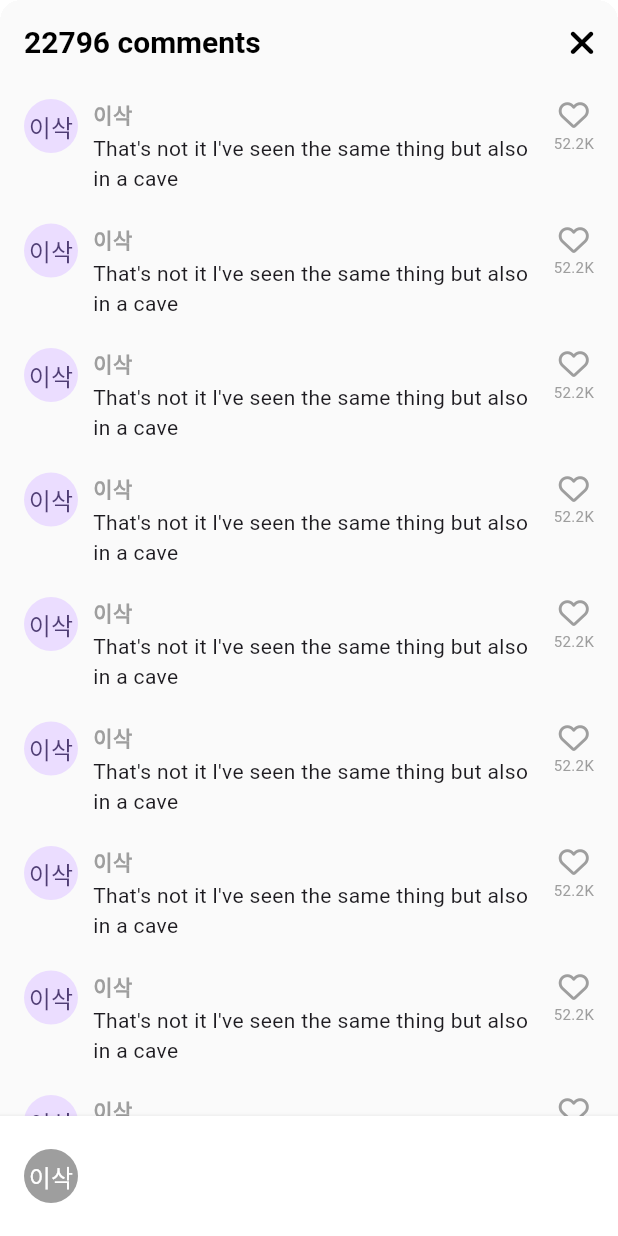
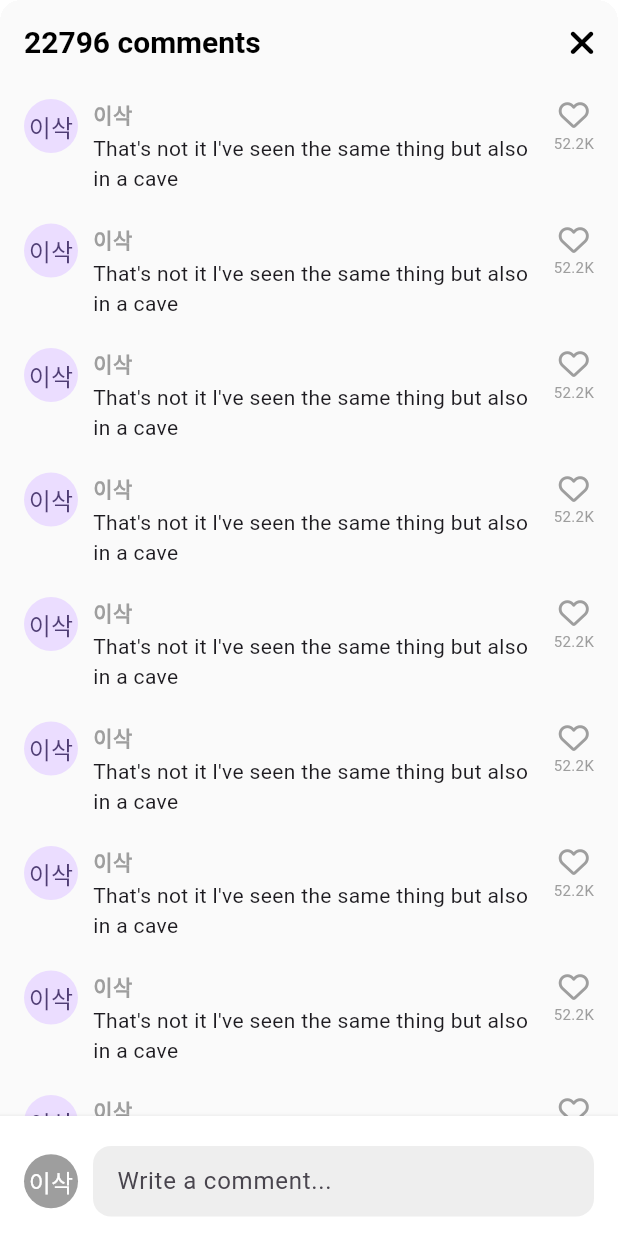
Before and after one commit to hwisaac/flutter_tiktok_clone, a Flutter app: the VideoComments screen opened directly, on a phone screen of 412 x 824 dp. Run offline on Flutter 3.47's test engine with Material 3 defaults, Android fonts, the phone set to English and light mode, and no system bars; our stand-ins replace font_awesome_flutter, video_player, visibility_detector; network calls fail.

Commit message:
Add comment

```diff
--- a/lib/features/main_navigation/main_navigation_screen.dart
+++ b/lib/features/main_navigation/main_navigation_screen.dart
@@ -56,6 +56,7 @@ class _MainNavigationScreenState extends State<MainNavigationScreen> {
   @override
   Widget build(BuildContext context) {
     return Scaffold(
+      resizeToAvoidBottomInset: false,
       body: Stack(
         children: [
           Offstage(
--- a/lib/features/videos/widgets/video_comments.dart
+++ b/lib/features/videos/widgets/video_comments.dart
@@ -17,7 +17,10 @@ class _VideoCommentsState extends State<VideoComments> {
 
   @override
   Widget build(BuildContext context) {
+    final size = MediaQuery.of(context).size;
+
     return Container(
+      height: size.height * 0.8,
       clipBehavior: Clip.hardEdge,
       decoration: BoxDecoration(
         borderRadius: BorderRadius.circular(Sizes.size14),
@@ -37,7 +40,9 @@ class _VideoCommentsState extends State<VideoComments> {
             ),
           ],
         ),
-        body: ListView.separated(
+        body: Stack(
+          children: [
+            ListView.separated(
               separatorBuilder: (context, index) => Gaps.v20,
               padding: const EdgeInsets.symmetric(
                 vertical: Sizes.size10,
@@ -91,8 +96,16 @@ class _VideoCommentsState extends State<VideoComments> {
                 ],
               ),
             ),
-        bottomNavigationBar: BottomAppBar(
+            Positioned(
+              bottom: 0,
+              width: size.width,
+              child: BottomAppBar(
                 color: Colors.white,
+                child: Padding(
+                  padding: const EdgeInsets.only(
+                    bottom: Sizes.size1,
+                    top: Sizes.size8,
+                  ),
                   child: Row(
                     children: [
                       CircleAvatar(
@@ -101,8 +114,33 @@ class _VideoCommentsState extends State<VideoComments> {
                         foregroundColor: Colors.white,
                         child: const Text("이삭"),
                       ),
+                      Gaps.h10,
+                      Expanded(
+                        child: TextField(
+                          cursorColor: Theme.of(context).primaryColor,
+                          decoration: InputDecoration(
+                            hintText: "Write a comment...",
+                            border: OutlineInputBorder(
+                              borderRadius: BorderRadius.circular(
+                                Sizes.size12,
+                              ),
+                              borderSide: BorderSide.none,
+                            ),
+                            filled: true,
+                            fillColor: Colors.grey.shade200,
+                            contentPadding: const EdgeInsets.symmetric(
+                              horizontal: Sizes.size12,
+                              vertical: Sizes.size10,
+                            ),
+                          ),
+                        ),
+                      ),
                     ],
                   ),
+                ),
+              ),
+            ),
+          ],
         ),
       ),
     );
--- a/lib/features/videos/widgets/video_post.dart
+++ b/lib/features/videos/widgets/video_post.dart
@@ -93,6 +93,7 @@ class _VideoPostState extends State<VideoPost>
 
     await showModalBottomSheet(
       context: context,
+      isScrollControlled: true, // 사이즈를 변경할 수 있음
       builder: (context) => VideoComments(),
     );
     _onTogglePause();
```
Lines whose indentation alone changed are shown as unchanged.
